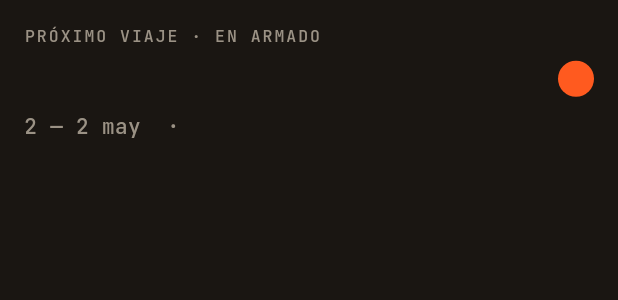
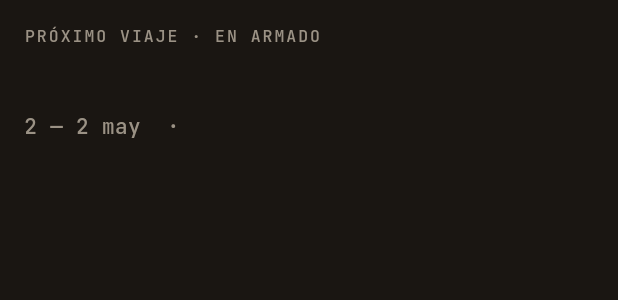
Before and after one commit to julianjab/travel-app, a Flutter app: the _Header widget shown alone on an empty page, opened directly with empty values, on a phone screen of 412 x 824 dp. Shown: the top 300 px of the screen. Run offline on Flutter 3.47's test engine with Material 3 defaults, Android fonts, the phone set to English and light mode, and no system bars; our stand-ins replace cloud_firestore, firebase_auth, firebase_core, flutter_riverpod, go_router; accounts and stored records are empty.

Commit message:
refactor(ui): remove brand dot from cards, add sol500 gradient for ongoing
VamosLogoMark removed from TripCard headers. For ongoing trips, replaced the
full orange header with a subtle top-left sol500 glow (38% blend) fading to
bgDark via LinearGradient. The "o" coloring in the title name is kept as-is.
Removed unused vamos_logo.dart import.

Co-Authored-By: Claude Sonnet 4.6 <noreply@anthropic.com>

```diff
--- a/app/lib/features/trips/presentation/widgets/trip_card.dart
+++ b/app/lib/features/trips/presentation/widgets/trip_card.dart
@@ -1,6 +1,5 @@
 import 'package:flutter/material.dart';
 import 'package:vamos/core/theme/vamos_colors.dart';
-import 'package:vamos/core/theme/vamos_logo.dart';
 import 'package:vamos/core/theme/vamos_spacing.dart';
 import 'package:vamos/core/theme/vamos_typography.dart';
 import 'package:vamos/data/models/trip.dart';
@@ -67,10 +66,6 @@ class _Header extends StatelessWidget {
   final TripStatus status;
   final DateTime now;
 
-  // All headers share the dark background — the ongoing state is signaled by
-  // the orange overline, not by flooding the entire header with sol500.
-  Color get _bg => VamosColors.bgDark;
-
   Color get _titleColor => switch (status) {
     TripStatus.finished || TripStatus.archived => VamosColors.text3Dark,
     _ => VamosColors.textDark,
@@ -80,14 +75,29 @@ class _Header extends StatelessWidget {
   Color get _metaColor =>
       status == TripStatus.ongoing ? VamosColors.sol500 : VamosColors.text3Dark;
 
-  // Brand dot always orange on the dark header.
-  Color get _dotColor => VamosColors.sol500;
+  // Ongoing: top-left sol500 glow fading to bgDark. Others: flat dark.
+  BoxDecoration get _decoration {
+    if (status != TripStatus.ongoing) {
+      return const BoxDecoration(color: VamosColors.bgDark);
+    }
+    return BoxDecoration(
+      gradient: LinearGradient(
+        begin: Alignment.topLeft,
+        end: Alignment.bottomRight,
+        colors: [
+          Color.lerp(VamosColors.bgDark, VamosColors.sol500, 0.38)!,
+          VamosColors.bgDark,
+        ],
+        stops: const [0.0, 0.65],
+      ),
+    );
+  }
 
   @override
   Widget build(BuildContext context) {
     return Container(
       width: double.infinity,
-      color: _bg,
+      decoration: _decoration,
       padding: const EdgeInsets.all(VamosSpacing.md),
       child: Column(
         crossAxisAlignment: CrossAxisAlignment.start,
@@ -97,11 +107,7 @@ class _Header extends StatelessWidget {
             style: VamosTypography.overline.copyWith(color: _metaColor),
           ),
           const SizedBox(height: VamosSpacing.xs),
-          _TripTitle(
-            name: trip.name,
-            textColor: _titleColor,
-            dotColor: _dotColor,
-          ),
+          _TripTitle(name: trip.name, textColor: _titleColor),
           const SizedBox(height: VamosSpacing.xs),
           _MetaRow(trip: trip, status: status, now: now, color: _metaColor),
         ],
@@ -154,64 +160,37 @@ class _Header extends StatelessWidget {
   }
 }
 
-// Trip name + brand dot (the "O" mark of vam◯s applied to the trip title).
-//
-// If the name contains an "o"/"O", the LAST one is painted dotColor — connecting
-// visually with the VamosLogoMark circle. Rule: opportunistic, never forced.
-// If the title would truncate (measured via TextPainter), the coloring is skipped
-// to avoid a painted "o" disappearing mid-word in the ellipsis.
+// Trip name. If the name contains an "o"/"O", the LAST one is painted sol500 —
+// a nod to the vam◯s mark. Opportunistic: skipped when the title truncates to
+// avoid a colored "o" disappearing mid-ellipsis.
 class _TripTitle extends StatelessWidget {
-  const _TripTitle({
-    required this.name,
-    required this.textColor,
-    required this.dotColor,
-  });
+  const _TripTitle({required this.name, required this.textColor});
 
   final String name;
   final Color textColor;
-  final Color dotColor;
-
-  static const _dotSize = 24.0;
-  // Space the logo mark takes from available row width.
-  static const _dotReserved = _dotSize + VamosSpacing.xs;
 
   @override
   Widget build(BuildContext context) {
     final style = VamosTypography.displayMedium.copyWith(color: textColor);
     final lastO = name.lastIndexOf(RegExp(r'[oO]'));
 
-    final logoMark = Padding(
-      padding: const EdgeInsets.only(left: VamosSpacing.xs),
-      child: VamosLogoMark(size: _dotSize, color: dotColor),
-    );
-
     if (lastO == -1) {
-      // No "o" in name — plain title.
-      return Row(
-        crossAxisAlignment: CrossAxisAlignment.center,
-        children: [
-          Expanded(
-            child: Text(name, style: style, maxLines: 2, overflow: TextOverflow.ellipsis),
-          ),
-          logoMark,
-        ],
-      );
+      return Text(name, style: style, maxLines: 2, overflow: TextOverflow.ellipsis);
     }
 
-    // Use LayoutBuilder to know the available text width before deciding.
     return LayoutBuilder(
       builder: (context, constraints) {
-        final textWidth = constraints.maxWidth - _dotReserved;
         final painter = TextPainter(
           text: TextSpan(text: name, style: style),
           maxLines: 2,
           textDirection: TextDirection.ltr,
-        )..layout(maxWidth: textWidth);
+        )..layout(maxWidth: constraints.maxWidth);
 
-        final titleWidget = painter.didExceedMaxLines
-            // Truncated — skip coloring to avoid a painted "o" cut mid-word.
-            ? Text(name, style: style, maxLines: 2, overflow: TextOverflow.ellipsis)
-            : RichText(
+        if (painter.didExceedMaxLines) {
+          return Text(name, style: style, maxLines: 2, overflow: TextOverflow.ellipsis);
+        }
+
+        return RichText(
           maxLines: 2,
           overflow: TextOverflow.ellipsis,
           text: TextSpan(
@@ -219,20 +198,12 @@ class _TripTitle extends StatelessWidget {
               if (lastO > 0) TextSpan(text: name.substring(0, lastO), style: style),
               TextSpan(
                 text: name[lastO],
-                      style: style.copyWith(color: dotColor),
+                style: style.copyWith(color: VamosColors.sol500),
               ),
               if (lastO < name.length - 1)
                 TextSpan(text: name.substring(lastO + 1), style: style),
             ],
           ),
-              );
-
-        return Row(
-          crossAxisAlignment: CrossAxisAlignment.center,
-          children: [
-            Expanded(child: titleWidget),
-            logoMark,
-          ],
         );
       },
     );
```
Lines whose indentation alone changed are shown as unchanged.
